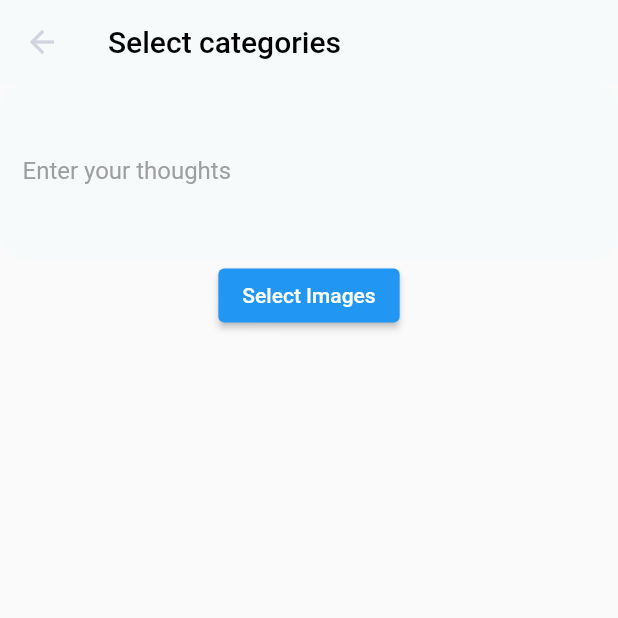
After one commit to katerynaYaryfa/mood_tracker, a Flutter app: the SelectCategoriesScreen screen opened directly, on a phone screen of 412 x 824 dp, the top half of it. The commit adds this screen. Run offline on Flutter 3.47's test engine with Material 2 defaults, Android fonts, the phone set to English and light mode, and no system bars; our stand-ins replace flutter_secure_storage, flutter_svg, image_picker; accounts and stored records are empty.

Commit message:
Add second part of the screen

```diff
--- a/lib/app.dart
+++ b/lib/app.dart
@@ -1,6 +1,6 @@
 import 'package:flutter/material.dart';
 import 'package:mood_tracker/pin_screen/provider/pin_notifier.dart';
-import 'package:mood_tracker/settings_screen/provider/settings_notifier.dart';
+import 'package:mood_tracker/provider/settings_notifier.dart';
 import 'package:provider/provider.dart';
 
 import 'add_new_note_screen.dart';
@@ -19,7 +19,7 @@ class App extends StatelessWidget {
           create: (_) => SettingsNotifier(),
         ),
       ],
-      child: const MaterialApp(
+      child: MaterialApp(
         home: AddNewNoteScreen(),
       ),
     );
--- /dev/null
+++ b/lib/provider/settings_notifier.dart
@@ -0,0 +1,29 @@
+import 'dart:io';
+
+import 'package:flutter/material.dart';
+import 'package:flutter/services.dart';
+import 'package:image_picker/image_picker.dart';
+
+class SettingsNotifier with ChangeNotifier {
+  // File? image;
+  List<File> images = [];
+
+  void deleteImage(image) {
+    images.remove(image);
+  }
+
+  Future pickImage() async {
+    try {
+      final image = await ImagePicker().pickImage(source: ImageSource.gallery);
+      if (image == null) return;
+
+      final imageTemp = File(image.path);
+
+      images.add(imageTemp);
+      // this.image = imageTemp;
+    } on PlatformException catch (e) {
+      print('Failed to pick Image $e');
+    }
+    notifyListeners();
+  }
+}
--- /dev/null
+++ b/lib/select_categories_screen.dart
@@ -0,0 +1,116 @@
+import 'dart:io';
+
+import 'package:flutter/material.dart';
+import 'package:flutter/services.dart';
+import 'package:image_picker/image_picker.dart';
+
+class SelectCategoriesScreen extends StatefulWidget {
+  const SelectCategoriesScreen({Key? key}) : super(key: key);
+
+  @override
+  State<SelectCategoriesScreen> createState() => _SelectCategoriesScreenState();
+}
+
+class _SelectCategoriesScreenState extends State<SelectCategoriesScreen> {
+  final ImagePicker imagePicker = ImagePicker();
+
+  List<XFile>? imageFileList = [];
+
+  void selectImages() async {
+    final List<XFile>? selectedImages = await imagePicker.pickMultiImage();
+    if (selectedImages!.isNotEmpty) {
+      imageFileList!.addAll(selectedImages);
+    }
+    print("Image List Length:" + imageFileList!.length.toString());
+    setState(() {});
+  }
+
+  @override
+  Widget build(BuildContext context) {
+    return Scaffold(
+        appBar: AppBar(
+          leading: GestureDetector(
+            child: Icon(
+              Icons.arrow_back,
+              color: Color(0xFFD1D4DE),
+            ),
+            onTap: () {
+              Navigator.pop(context);
+            },
+          ),
+          title: const Text(
+            'Select categories',
+            style: TextStyle(
+              color: Colors.black,
+            ),
+          ),
+          backgroundColor: const Color(
+            0xFFF6FAFB,
+          ),
+          bottomOpacity: 0.0,
+          elevation: 0.0,
+        ),
+        body: SafeArea(
+          child: Column(
+            children: [
+              TextField(
+                maxLines: 3,
+                // keyboardType: TextInputType.multiline,
+                // maxLines: null,
+                inputFormatters: [
+                  LengthLimitingTextInputFormatter(2000),
+                ],
+                // maxLines: 5,
+                // minLines: 1,
+                style: const TextStyle(
+                  fontSize: 16,
+                  color: Colors.black,
+                ),
+                decoration: const InputDecoration(
+                  contentPadding:
+                      EdgeInsets.symmetric(vertical: 30, horizontal: 15),
+                  filled: true,
+                  fillColor: Color(0xFFF6FAFB),
+                  labelText: 'Enter your thoughts',
+                  floatingLabelBehavior: FloatingLabelBehavior.never,
+                  labelStyle: TextStyle(
+                    color: Colors.grey,
+                  ),
+                  border:
+                      // InputBorder.none
+                      OutlineInputBorder(
+                    borderRadius: BorderRadius.all(
+                      Radius.circular(
+                        16.0,
+                      ),
+                    ),
+                    borderSide: BorderSide.none,
+                  ),
+                ),
+              ),
+              ElevatedButton(
+                onPressed: () {
+                  selectImages();
+                },
+                child: Text('Select Images'),
+              ),
+              Expanded(
+                child: Padding(
+                  padding: const EdgeInsets.all(8.0),
+                  child: GridView.builder(
+                      itemCount: imageFileList!.length,
+                      gridDelegate: SliverGridDelegateWithFixedCrossAxisCount(
+                          crossAxisCount: 3),
+                      itemBuilder: (BuildContext context, int index) {
+                        return Image.file(
+                          File(imageFileList![index].path),
+                          fit: BoxFit.cover,
+                        );
+                      }),
+                ),
+              ),
+            ],
+          ),
+        ));
+  }
+}
--- a/lib/settings_screen/provider/settings_notifier.dart
+++ /dev/null
@@ -1,3 +0,0 @@
-import 'package:flutter/material.dart';
-
-class SettingsNotifier with ChangeNotifier {}
--- a/pubspec.yaml
+++ b/pubspec.yaml
@@ -34,7 +34,7 @@ dependencies:
   provider: ^6.0.3
   flutter_secure_storage: ^5.0.2
   flutter_svg: ^1.1.1+1
-
+  image_picker: ^0.8.5+3
 
 
 
```
Also changed, not shown: lib/add_new_note_screen.dart (+172 -94 lines), lib/day_in_one_sentence_widget.dart (added, +86 -0 lines), lib/how_was_your_day_widget.dart (added, +83 -0 lines), images/addPhoto.svg (added), images/settings.svg (added), pubspec.lock, 3 other files.
